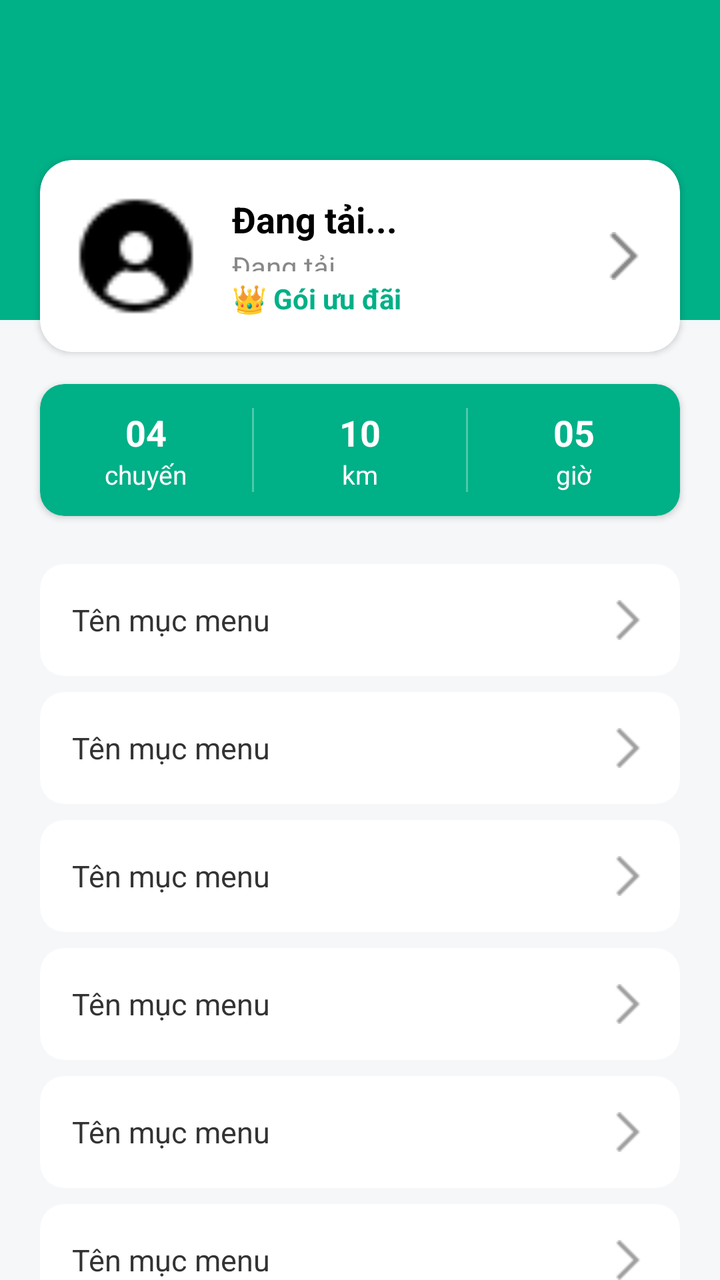
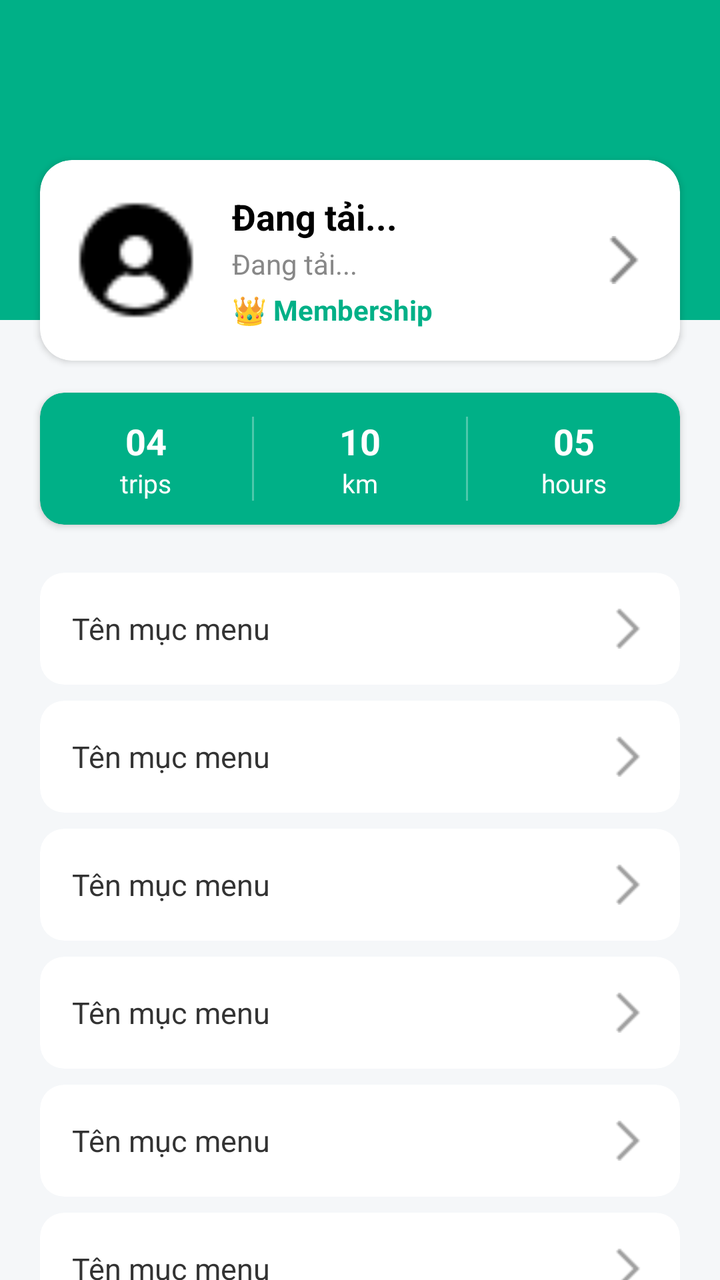

Compare the two renders of this Android layout. The source of the first and the diff that turns it into the second are given below.
<!-- AndroidManifest.xml: application theme Theme.Qride -->
<!-- res/layout/activity_profile.xml -->
<?xml version="1.0" encoding="utf-8"?>
<androidx.constraintlayout.widget.ConstraintLayout
    xmlns:android="http://schemas.android.com/apk/res/android"
    xmlns:app="http://schemas.android.com/apk/res-auto"
    android:layout_width="match_parent"
    android:layout_height="match_parent"
    android:background="#F5F7F9">

    <View
        android:id="@+id/headerBackground"
        android:layout_width="match_parent"
        android:layout_height="160dp"
        android:background="#00B087"
        app:layout_constraintTop_toTopOf="parent" />

    <androidx.cardview.widget.CardView
        android:id="@+id/cardAvatar"
        android:layout_width="match_parent"
        android:layout_height="wrap_content"
        android:layout_marginTop="80dp"
        android:layout_marginHorizontal="20dp"
        app:cardBackgroundColor="@android:color/white"
        app:cardCornerRadius="16dp"
        app:cardElevation="2dp"
        app:layout_constraintTop_toTopOf="parent">

        <RelativeLayout
            android:layout_width="match_parent"
            android:layout_height="wrap_content"
            android:padding="16dp">

            <ImageView
                android:id="@+id/imgAvatar"
                android:layout_width="64dp"
                android:layout_height="64dp"
                android:layout_centerVertical="true"
                android:src="@drawable/ic_user_placeholder" />

            <LinearLayout
                android:layout_width="match_parent"
                android:layout_height="wrap_content"
                android:layout_centerVertical="true"
                android:layout_marginStart="16dp"
                android:layout_toStartOf="@id/imgArrowUser"
                android:layout_toEndOf="@id/imgAvatar"
                android:orientation="vertical">

                <TextView
                    android:id="@+id/tvProfileName"
                    android:layout_width="wrap_content"
                    android:layout_height="wrap_content"
                    android:text="Đang tải..."
                    android:textColor="#000000"
                    android:textSize="18sp"
                    android:textStyle="bold" />

                <TextView
                    android:id="@+id/tvProfilePhone"
                    android:layout_width="wrap_content"
                    android:layout_height="12dp"
                    android:layout_marginTop="2dp"
                    android:text="Đang tải..."
                    android:textColor="#888888"
                    android:textSize="14sp" />

                <TextView
                    android:layout_width="wrap_content"
                    android:layout_height="wrap_content"
                    android:layout_marginTop="4dp"
                    android:text="👑 Gói ưu đãi"
                    android:textColor="#00B087"
                    android:textSize="14sp"
                    android:textStyle="bold" />
            </LinearLayout>

            <ImageView
                android:id="@+id/imgArrowUser"
                android:layout_width="wrap_content"
                android:layout_height="wrap_content"
                android:layout_alignParentEnd="true"
                android:layout_centerVertical="true"
                android:src="@drawable/ic_chevron_right"
                app:tint="#888888" />
        </RelativeLayout>
    </androidx.cardview.widget.CardView>

    <androidx.cardview.widget.CardView
        android:id="@+id/cardStats"
        android:layout_width="match_parent"
        android:layout_height="wrap_content"
        android:layout_marginTop="16dp"
        android:layout_marginHorizontal="20dp"
        app:cardBackgroundColor="#00B087"
        app:cardCornerRadius="12dp"
        app:cardElevation="2dp"
        app:layout_constraintTop_toBottomOf="@id/cardAvatar">

        <LinearLayout
            android:layout_width="match_parent"
            android:layout_height="wrap_content"
            android:baselineAligned="false"
            android:orientation="horizontal"
            android:paddingVertical="12dp">

            <LinearLayout
                android:layout_width="0dp"
                android:layout_height="wrap_content"
                android:layout_weight="1"
                android:gravity="center"
                android:orientation="vertical">
                <TextView android:layout_width="wrap_content" android:layout_height="wrap_content" android:text="04" android:textColor="#FFFFFF" android:textSize="18sp" android:textStyle="bold" />
                <TextView android:layout_width="wrap_content" android:layout_height="wrap_content" android:text="chuyến" android:textColor="#FFFFFF" android:textSize="13sp" />
            </LinearLayout>

            <View android:layout_width="1dp" android:layout_height="match_parent" android:background="#4DFFFFFF" />

            <LinearLayout
                android:layout_width="0dp"
                android:layout_height="wrap_content"
                android:layout_weight="1"
                android:gravity="center"
                android:orientation="vertical">
                <TextView android:layout_width="wrap_content" android:layout_height="wrap_content" android:text="10" android:textColor="#FFFFFF" android:textSize="18sp" android:textStyle="bold" />
                <TextView android:layout_width="wrap_content" android:layout_height="wrap_content" android:text="km" android:textColor="#FFFFFF" android:textSize="13sp" />
            </LinearLayout>

            <View android:layout_width="1dp" android:layout_height="match_parent" android:background="#4DFFFFFF" />

            <LinearLayout
                android:layout_width="0dp"
                android:layout_height="wrap_content"
                android:layout_weight="1"
                android:gravity="center"
                android:orientation="vertical">
                <TextView android:layout_width="wrap_content" android:layout_height="wrap_content" android:text="05" android:textColor="#FFFFFF" android:textSize="18sp" android:textStyle="bold" />
                <TextView android:layout_width="wrap_content" android:layout_height="wrap_content" android:text="giờ" android:textColor="#FFFFFF" android:textSize="13sp" />
            </LinearLayout>
        </LinearLayout>
    </androidx.cardview.widget.CardView>

    <ScrollView
        android:layout_width="match_parent"
        android:layout_height="0dp"
        android:fillViewport="true"
        android:scrollbars="none"
        android:layout_marginTop="24dp"
        app:layout_constraintTop_toBottomOf="@id/cardStats"
        app:layout_constraintBottom_toBottomOf="parent">

        <LinearLayout
            android:layout_width="match_parent"
            android:layout_height="wrap_content"
            android:orientation="vertical"
            android:paddingHorizontal="20dp"
            android:paddingBottom="80dp">

            <include android:id="@+id/menuInfo" layout="@layout/item_profile_menu" />
            <include android:id="@+id/menuSecurity" layout="@layout/item_profile_menu" />
            <include android:id="@+id/menuHistory" layout="@layout/item_profile_menu" />
            <include android:id="@+id/menuLanguage" layout="@layout/item_profile_menu" />
            <include android:id="@+id/menuDarkMode" layout="@layout/item_profile_menu" />
            <include android:id="@+id/menuNotify" layout="@layout/item_profile_menu" />
            <include android:id="@+id/menuInvite" layout="@layout/item_profile_menu" />
            <include android:id="@+id/menuSupport" layout="@layout/item_profile_menu" />
            <include android:id="@+id/menuAbout" layout="@layout/item_profile_menu" />
            <include android:id="@+id/menuTerms" layout="@layout/item_profile_menu" />

            <LinearLayout
                android:id="@+id/btnLogout"
                android:layout_width="match_parent"
                android:layout_height="wrap_content"
                android:layout_marginTop="16dp"
                android:layout_marginBottom="32dp"
                android:gravity="center"
                android:orientation="horizontal"
                android:padding="16dp">

                <ImageView
                    android:layout_width="24dp"
                    android:layout_height="24dp"
                    android:src="@drawable/ic_logout"
                    app:tint="#F26522" />

                <TextView
                    android:layout_width="wrap_content"
                    android:layout_height="wrap_content"
                    android:layout_marginStart="8dp"
                    android:text="Đăng xuất"
                    android:textColor="#F26522"
                    android:textSize="16sp"
                    android:textStyle="bold" />
            </LinearLayout>
        </LinearLayout>
    </ScrollView>

</androidx.constraintlayout.widget.ConstraintLayout>
<!-- res/layout/item_profile_menu.xml (included above) -->
<?xml version="1.0" encoding="utf-8"?>
<androidx.cardview.widget.CardView
    xmlns:android="http://schemas.android.com/apk/res/android"
    xmlns:app="http://schemas.android.com/apk/res-auto"
    android:layout_width="match_parent"
    android:layout_height="wrap_content"
    android:layout_marginBottom="8dp"
    app:cardBackgroundColor="#FFFFFF"
    app:cardCornerRadius="12dp"
    app:cardElevation="0dp">

    <LinearLayout
        android:layout_width="match_parent"
        android:layout_height="56dp"
        android:gravity="center_vertical"
        android:orientation="horizontal"
        android:paddingHorizontal="16dp">

        <TextView
            android:id="@+id/tvMenuTitle"
            android:layout_width="0dp"
            android:layout_height="wrap_content"
            android:layout_weight="1"
            android:text="Tên mục menu"
            android:textColor="#333333"
            android:textSize="15sp" />

        <ImageView
            android:layout_width="20dp"
            android:layout_height="20dp"
            android:src="@drawable/ic_chevron_right"
            app:tint="#A0A0A0" />
    </LinearLayout>
</androidx.cardview.widget.CardView>
<!-- resources referenced by this layout -->
<resources>
  <!-- drawable ic_chevron_right: png bitmap (drawable, 227 bytes) -->
  <!-- drawable ic_logout: png bitmap (drawable, 429 bytes) -->
  <!-- drawable ic_user_placeholder: png bitmap (drawable, 630 bytes) -->
  <style name="Theme.Qride" parent="Base.Theme.Qride" />
  <style name="Base.Theme.Qride" parent="Theme.Material3.DayNight.NoActionBar">
          
          
      </style>
</resources>

<!-- the commit's change to res/layout/activity_profile.xml (unified diff, before → after) -->
@@ -4,6 +4,7 @@
     xmlns:app="http://schemas.android.com/apk/res-auto"
     android:layout_width="match_parent"
     android:layout_height="match_parent"
+
     android:background="#F5F7F9">
 
     <View
@@ -57,7 +58,7 @@
                 <TextView
                     android:id="@+id/tvProfilePhone"
                     android:layout_width="wrap_content"
-                    android:layout_height="12dp"
+                    android:layout_height="wrap_content"
                     android:layout_marginTop="2dp"
                     android:text="Đang tải..."
                     android:textColor="#888888"
@@ -67,7 +68,7 @@
                     android:layout_width="wrap_content"
                     android:layout_height="wrap_content"
                     android:layout_marginTop="4dp"
-                    android:text="👑 Gói ưu đãi"
+                    android:text="@string/profile_membership"
                     android:textColor="#00B087"
                     android:textSize="14sp"
                     android:textStyle="bold" />
@@ -109,8 +110,7 @@
                 android:gravity="center"
                 android:orientation="vertical">
                 <TextView android:layout_width="wrap_content" android:layout_height="wrap_content" android:text="04" android:textColor="#FFFFFF" android:textSize="18sp" android:textStyle="bold" />
-                <TextView android:layout_width="wrap_content" android:layout_height="wrap_content" android:text="chuyến" android:textColor="#FFFFFF" android:textSize="13sp" />
-            </LinearLayout>
+                <TextView android:layout_width="wrap_content" android:layout_height="wrap_content" android:text="@string/unit_trips" android:textColor="#FFFFFF" android:textSize="13sp" />            </LinearLayout>
 
             <View android:layout_width="1dp" android:layout_height="match_parent" android:background="#4DFFFFFF" />
 
@@ -121,8 +121,7 @@
                 android:gravity="center"
                 android:orientation="vertical">
                 <TextView android:layout_width="wrap_content" android:layout_height="wrap_content" android:text="10" android:textColor="#FFFFFF" android:textSize="18sp" android:textStyle="bold" />
-                <TextView android:layout_width="wrap_content" android:layout_height="wrap_content" android:text="km" android:textColor="#FFFFFF" android:textSize="13sp" />
-            </LinearLayout>
+                <TextView android:layout_width="wrap_content" android:layout_height="wrap_content" android:text="@string/unit_km" android:textColor="#FFFFFF" android:textSize="13sp" />            </LinearLayout>
 
             <View android:layout_width="1dp" android:layout_height="match_parent" android:background="#4DFFFFFF" />
 
@@ -133,8 +132,7 @@
                 android:gravity="center"
                 android:orientation="vertical">
                 <TextView android:layout_width="wrap_content" android:layout_height="wrap_content" android:text="05" android:textColor="#FFFFFF" android:textSize="18sp" android:textStyle="bold" />
-                <TextView android:layout_width="wrap_content" android:layout_height="wrap_content" android:text="giờ" android:textColor="#FFFFFF" android:textSize="13sp" />
-            </LinearLayout>
+                <TextView android:layout_width="wrap_content" android:layout_height="wrap_content" android:text="@string/unit_hours" android:textColor="#FFFFFF" android:textSize="13sp" />            </LinearLayout>
         </LinearLayout>
     </androidx.cardview.widget.CardView>
 
@@ -185,7 +183,7 @@
                     android:layout_width="wrap_content"
                     android:layout_height="wrap_content"
                     android:layout_marginStart="8dp"
-                    android:text="Đăng xuất"
+                    android:text="@string/log_out"
                     android:textColor="#F26522"
                     android:textSize="16sp"
                     android:textStyle="bold" />
<!-- resource entries referenced after the edit -->
@@ -3,6 +3,11 @@
   <!-- drawable ic_chevron_right: png bitmap (drawable, 227 bytes) -->
   <!-- drawable ic_logout: png bitmap (drawable, 429 bytes) -->
   <!-- drawable ic_user_placeholder: png bitmap (drawable, 630 bytes) -->
+  <string name="log_out">Log out</string>
+  <string name="profile_membership">👑 Membership</string>
+  <string name="unit_hours">hours</string>
+  <string name="unit_km">km</string>
+  <string name="unit_trips">trips</string>
   <style name="Theme.Qride" parent="Base.Theme.Qride" />
   <style name="Base.Theme.Qride" parent="Theme.Material3.DayNight.NoActionBar">
           
